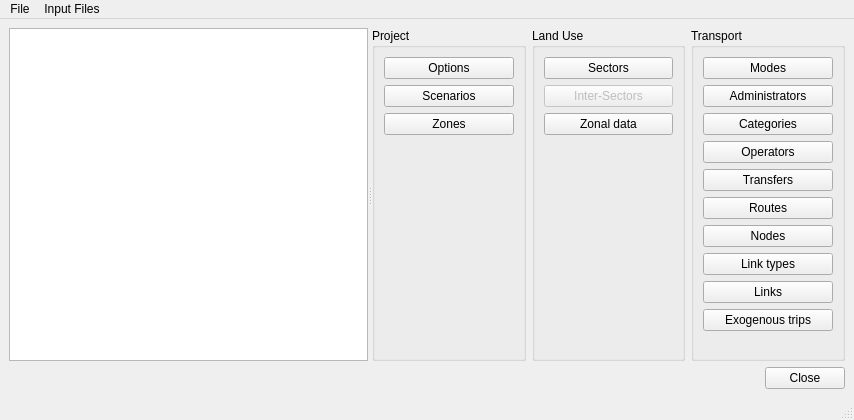
Old version of the form data.ui in the repository TomasdelaBarra/QTRANUS.
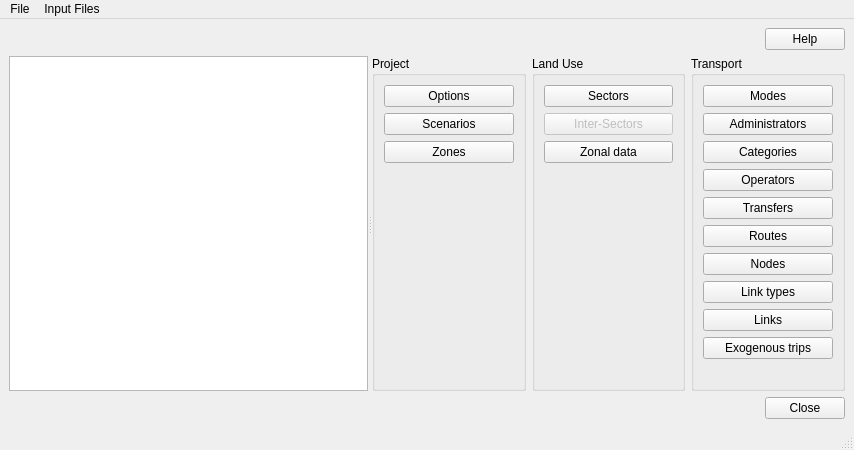
New version of the form.

The edit to the form file:
```diff
--- a/data.ui
+++ b/data.ui
@@ -7,7 +7,7 @@
     <x>0</x>
     <y>0</y>
     <width>854</width>
-    <height>420</height>
+    <height>450</height>
    </rect>
   </property>
   <property name="windowTitle">
@@ -17,13 +17,37 @@
    <layout class="QVBoxLayout" name="verticalLayout_7">
     <item>
      <layout class="QVBoxLayout" name="verticalLayout_2">
+      <item>
+       <layout class="QHBoxLayout" name="horizontalLayout">
+        <item>
+         <spacer name="horizontalSpacer_2">
+          <property name="orientation">
+           <enum>Qt::Horizontal</enum>
+          </property>
+          <property name="sizeHint" stdset="0">
+           <size>
+            <width>40</width>
+            <height>20</height>
+           </size>
+          </property>
+         </spacer>
+        </item>
+        <item>
+         <widget class="QPushButton" name="btn_help">
+          <property name="text">
+           <string>Help</string>
+          </property>
+         </widget>
+        </item>
+       </layout>
+      </item>
       <item>
        <widget class="QSplitter" name="splitter">
         <property name="orientation">
          <enum>Qt::Horizontal</enum>
         </property>
         <widget class="QTreeView" name="scenarios_tree"/>
-        <widget class="QWidget" name="">
+        <widget class="QWidget" name="layoutWidget">
          <layout class="QHBoxLayout" name="horizontalLayout_2">
           <item>
            <widget class="QGroupBox" name="landUse_2">
@@ -240,10 +264,12 @@
         </widget>
        </widget>
       </item>
+     </layout>
+    </item>
       <item>
-       <layout class="QHBoxLayout" name="horizontalLayout">
+     <layout class="QHBoxLayout" name="horizontalLayout_3">
         <item>
-         <spacer name="horizontalSpacer_2">
+       <spacer name="horizontalSpacer">
           <property name="orientation">
            <enum>Qt::Horizontal</enum>
           </property>
@@ -261,8 +287,6 @@
            <set>QDialogButtonBox::Close</set>
           </property>
          </widget>
-        </item>
-       </layout>
       </item>
      </layout>
     </item>
```
Lines whose indentation alone changed are shown as unchanged.
